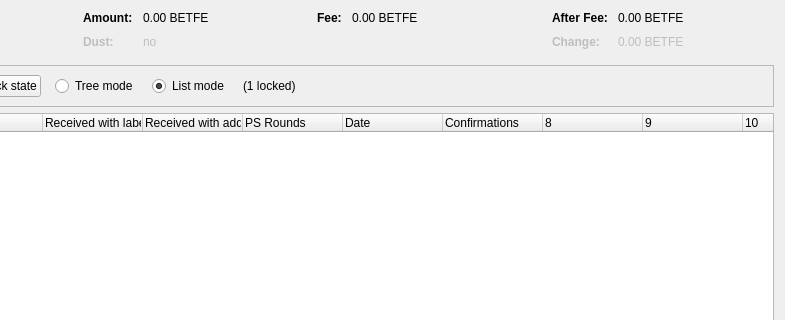
Qt form src/qt/forms/coincontroldialog.ui (fantasy11coin/hostmasternode) before a commit; both pictures show x 169 to 954 and y 0 to 320 of the 954 by 500 pixel window.
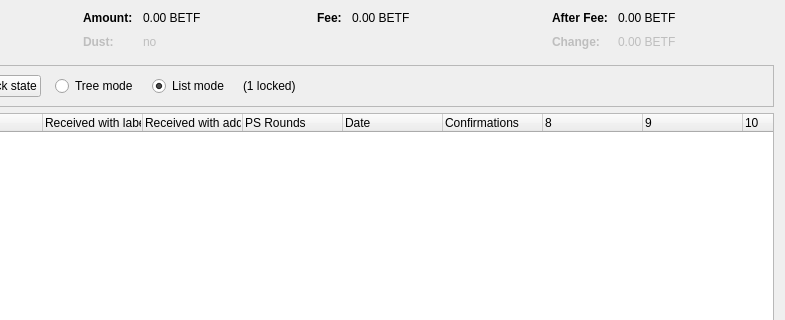
The same form after that commit. Custom widgets are drawn as their Qt base class.

```diff
--- a/src/qt/forms/coincontroldialog.ui
+++ b/src/qt/forms/coincontroldialog.ui
@@ -132,7 +132,7 @@
           <enum>Qt::ActionsContextMenu</enum>
          </property>
          <property name="text">
-          <string notr="true">0.00 BETFE</string>
+          <string notr="true">0.00 BETF</string>
          </property>
          <property name="textInteractionFlags">
           <set>Qt::LinksAccessibleByMouse|Qt::TextSelectableByKeyboard|Qt::TextSelectableByMouse</set>
@@ -212,7 +212,7 @@
           <enum>Qt::ActionsContextMenu</enum>
          </property>
          <property name="text">
-          <string notr="true">0.00 BETFE</string>
+          <string notr="true">0.00 BETF</string>
          </property>
          <property name="textInteractionFlags">
           <set>Qt::LinksAccessibleByMouse|Qt::TextSelectableByKeyboard|Qt::TextSelectableByMouse</set>
@@ -257,7 +257,7 @@
           <enum>Qt::ActionsContextMenu</enum>
          </property>
          <property name="text">
-          <string notr="true">0.00 BETFE</string>
+          <string notr="true">0.00 BETF</string>
          </property>
          <property name="textInteractionFlags">
           <set>Qt::LinksAccessibleByMouse|Qt::TextSelectableByKeyboard|Qt::TextSelectableByMouse</set>
@@ -292,7 +292,7 @@
           <enum>Qt::ActionsContextMenu</enum>
          </property>
          <property name="text">
-          <string notr="true">0.00 BETFE</string>
+          <string notr="true">0.00 BETF</string>
          </property>
          <property name="textInteractionFlags">
           <set>Qt::LinksAccessibleByMouse|Qt::TextSelectableByKeyboard|Qt::TextSelectableByMouse</set>
```
